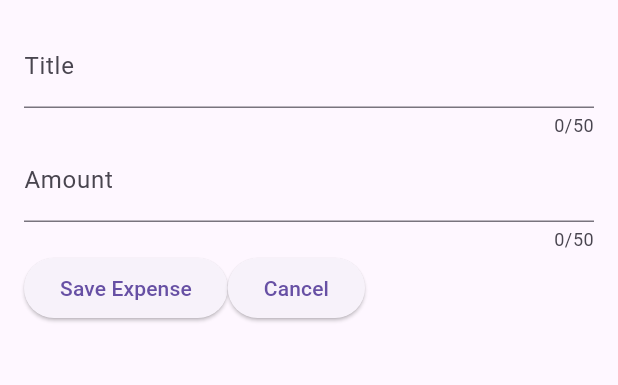
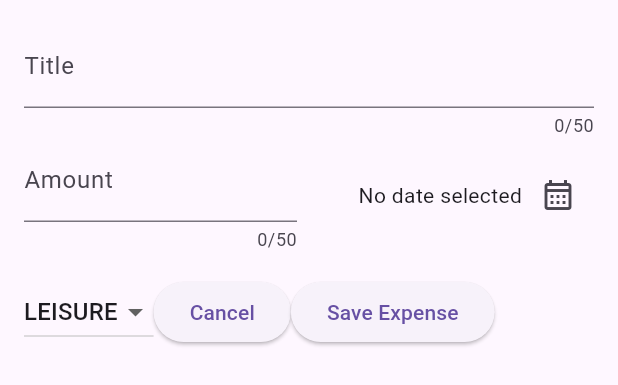
Before and after one commit to symphatixe/finance_app, a Flutter app: the NewExpense widget shown alone on an empty page, opened directly, on a phone screen of 412 x 824 dp. Shown: the top 385 px of the screen. Run offline on Flutter 3.47's test engine with Material 3 defaults, Android fonts, the phone set to English and light mode, and no system bars.

Commit message:
Syncing changes with GitHub from local files.

```diff
--- a/lib/widgets/expenses.dart
+++ b/lib/widgets/expenses.dart
@@ -18,6 +18,12 @@ class _ExpensesState extends State<Expenses>{
       context: context,
       builder: (ctx) => NewExpense(),
     );
+  }
+
+  void _addExpense(Expense expense) {
+    setState(() {
+      _registeredExpenses.add(expense);
+    });
   }
 
   final List<Expense> _registeredExpenses = [
--- a/lib/widgets/new_expense.dart
+++ b/lib/widgets/new_expense.dart
@@ -1,4 +1,8 @@
 import 'package:flutter/material.dart';
+import 'package:finance_app/models/expense.dart';
+import 'package:intl/intl.dart';
+
+final formatter = DateFormat.yMd();
 
 class NewExpense extends StatefulWidget {
   const NewExpense({super.key});
@@ -13,6 +17,8 @@ class NewExpense extends StatefulWidget {
 class _NewExpenseState extends State<NewExpense> {
   final _titleController = TextEditingController();
   final _amountController = TextEditingController();
+  DateTime? _selectedDate;
+  Category _selectedCategory = Category.leisure;
 
   @override
   void dispose() {
@@ -21,13 +27,52 @@ class _NewExpenseState extends State<NewExpense> {
     super.dispose();
   }
 
+
+  void _presentDatePicker() async {
+    final now = DateTime.now();
+    final firstDate = DateTime(now.year - 1, now.month, now.day);
+    final pickedDate = await showDatePicker(
+        context: context,
+        initialDate: now,
+        firstDate: firstDate,
+        lastDate: now
+    );
+    setState(() {
+      _selectedDate = pickedDate;
+    });
+  }
+
+  void _submitExpenseData(){
+    final enteredAmount = double.tryParse(_amountController.text);
+    final amountIsInvalid = enteredAmount == null || enteredAmount <= 0;
+    if (_titleController.text.trim().isEmpty || amountIsInvalid || _selectedDate == null){
+      showDialog(context: context, builder: (ctx) => AlertDialog(
+        title: const Text("Invalid Input"),
+        content: const Text("Please make sure a valid title, amount, date, and category were entered."),
+        actions: [
+          TextButton(
+            onPressed: () {
+              Navigator.pop(ctx);
+            },
+            child: const Text("Close Alert.")
+          ),
+        ],
+      ));
+    }
+
+    return;
+  }
+
   @override
   Widget build(BuildContext context) {
     return Padding(
       padding: const EdgeInsets.all(16),
       child: Column(
         children: [
-          TextField(
+          Row(
+            children: [
+              Expanded(
+                child: TextField(
                   controller: _titleController,
                   maxLength: 50,
                   keyboardType: TextInputType.name,
@@ -35,7 +80,14 @@ class _NewExpenseState extends State<NewExpense> {
                     label: Text("Title")
                   ),
                 ),
-          TextField(
+              )
+            ],
+          ),
+
+          Row(
+            children: [
+              Expanded(
+                child: TextField(
                   controller: _amountController,
                   maxLength: 50,
                   keyboardType: TextInputType.number,
@@ -44,18 +96,61 @@ class _NewExpenseState extends State<NewExpense> {
                     label: Text("Amount")
                   ),
                 ),
+              ),
+
+              const SizedBox(width: 16),
+
+              Expanded(
+                child: Row(
+                  mainAxisAlignment: MainAxisAlignment.end,
+                  crossAxisAlignment: CrossAxisAlignment.center,
+                  children: [
+                    Text(
+                      _selectedDate == null
+                      ? "No date selected"
+                      : formatter.format(_selectedDate!)),
+                    IconButton(
+                      onPressed: _presentDatePicker,
+                      icon: const Icon(Icons.calendar_month_outlined),
+                    ),
+                  ],
+                ),
+              )
+            ],
+          ),
+
+          const SizedBox(height: 16),
+
           Row(
             children: [
+              DropdownButton(
+                value: _selectedCategory,
+                items: Category.values.map(
+                  (category) => DropdownMenuItem(
+                    value: category,
+                    child: Text(category.name.toUpperCase())
+                  )
+                ).toList(),
+
+              onChanged: (value) {
+                  if (value == null) {
+                      return;
+                  }
+                  setState(() {
+                    _selectedCategory = value;
+                  });
+                }
+              ),
+
               ElevatedButton(
                 onPressed: () {
-                  print(_titleController.text);
-                  print(_amountController.text);
+                  Navigator.pop(context);
                 },
-                child: const Text("Save Expense"),
+                child: const Text("Cancel"),
               ),
               ElevatedButton(
-                onPressed: () {},
-                child: const Text("Cancel"),
+                onPressed: _submitExpenseData,
+                child: const Text("Save Expense"),
               )
             ],
           )
```
Lines whose indentation alone changed are shown as unchanged.
